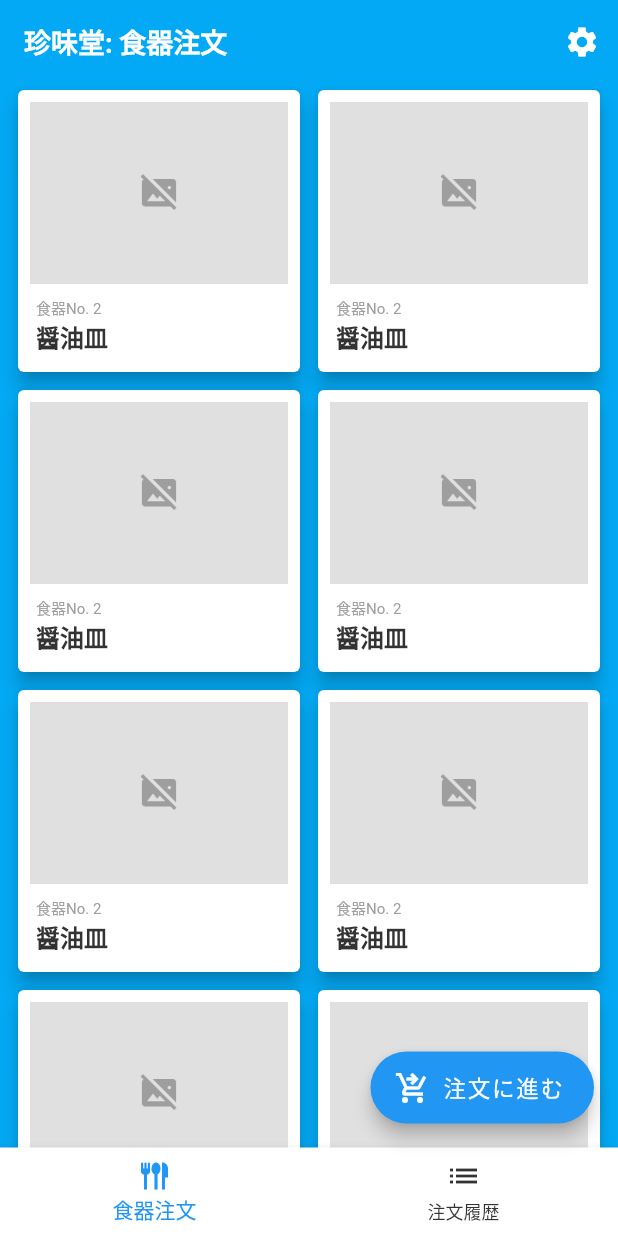
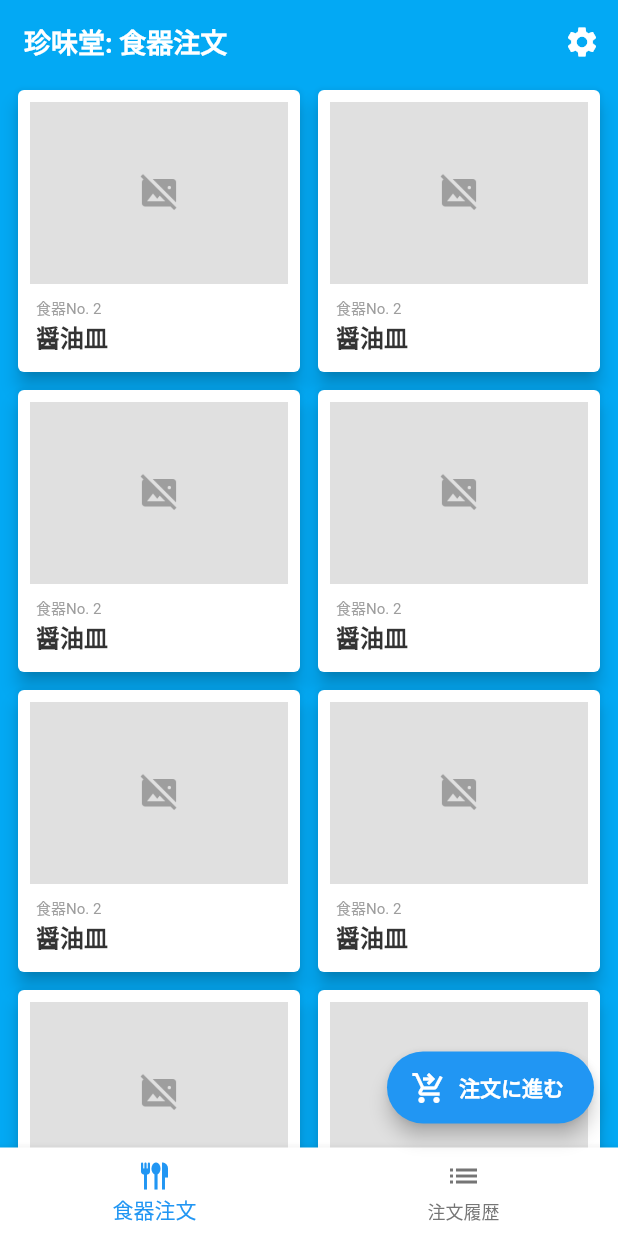
Before and after one commit to agora-creation/hirome_rental_shop_app, a Flutter app: the screen it shows after launch, on a phone screen of 412 x 824 dp. Run offline on Flutter 3.47's test engine with Material 2 defaults, Android fonts, the light colour scheme and no system bars; Roboto replaces fonts that are missing (SourceHanSansJP-Bold, SourceHanSansJP-Regular).

Commit message:
20230705 commit

```diff
--- a/lib/common/style.dart
+++ b/lib/common/style.dart
@@ -11,6 +11,7 @@ const kBaseColor = Color(0xFF03A9F4);
 const kWhiteColor = Color(0xFFFFFFFF);
 const kBlackColor = Color(0xFF333333);
 const kGreyColor = Color(0xFF9E9E9E);
+const kGrey2Color = Color(0xFF757575);
 const kRedColor = Color(0xFFF44336);
 const kBlueColor = Color(0xFF2196F3);
 const kLightBlueColor = Color(0xFF03A9F4);
@@ -43,11 +44,15 @@ ThemeData customTheme() {
       backgroundColor: kWhiteColor,
       elevation: 5,
       selectedItemColor: kBlueColor,
-      unselectedItemColor: kBlackColor,
+      unselectedItemColor: kGrey2Color,
     ),
     floatingActionButtonTheme: const FloatingActionButtonThemeData(
       backgroundColor: kBlueColor,
       elevation: 5,
+      extendedTextStyle: TextStyle(
+        fontWeight: FontWeight.bold,
+        fontFamily: 'SourceHanSansJP-Bold',
+      ),
     ),
     visualDensity: VisualDensity.adaptivePlatformDensity,
     unselectedWidgetColor: kWhiteColor,
--- /dev/null
+++ b/lib/screens/history.dart
@@ -0,0 +1,15 @@
+import 'package:flutter/material.dart';
+
+class HistoryScreen extends StatefulWidget {
+  const HistoryScreen({super.key});
+
+  @override
+  State<HistoryScreen> createState() => _HistoryScreenState();
+}
+
+class _HistoryScreenState extends State<HistoryScreen> {
+  @override
+  Widget build(BuildContext context) {
+    return Container();
+  }
+}
--- a/lib/screens/home.dart
+++ b/lib/screens/home.dart
@@ -1,5 +1,6 @@
 import 'package:flutter/material.dart';
-import 'package:hirome_rental_shop_app/widgets/custom_product_card.dart';
+import 'package:hirome_rental_shop_app/screens/history.dart';
+import 'package:hirome_rental_shop_app/screens/order.dart';
 
 class HomeScreen extends StatefulWidget {
   const HomeScreen({super.key});
@@ -10,13 +11,15 @@ class HomeScreen extends StatefulWidget {
 
 class _HomeScreenState extends State<HomeScreen> {
   int currentIndex = 0;
+  List<Widget> body = [const OrderScreen(), const HistoryScreen()];
+  List<String> bodyTitle = ['食器注文', '注文履歴'];
 
   @override
   Widget build(BuildContext context) {
     return Scaffold(
       appBar: AppBar(
         automaticallyImplyLeading: false,
-        title: const Text('珍味堂: 食器注文'),
+        title: Text('珍味堂: ${bodyTitle[currentIndex]}'),
         actions: [
           IconButton(
             onPressed: () {},
@@ -24,20 +27,7 @@ class _HomeScreenState extends State<HomeScreen> {
           ),
         ],
       ),
-      body: GridView.builder(
-        gridDelegate: const SliverGridDelegateWithFixedCrossAxisCount(
-          crossAxisCount: 2,
-          childAspectRatio: 1,
-          crossAxisSpacing: 4,
-          mainAxisSpacing: 4,
-        ),
-        shrinkWrap: true,
-        padding: const EdgeInsets.symmetric(horizontal: 8),
-        itemCount: 30,
-        itemBuilder: (ctx, i) {
-          return const CustomProductCard();
-        },
-      ),
+      body: body[currentIndex],
       floatingActionButton: FloatingActionButton.extended(
         onPressed: () {},
         label: const Text('注文に進む'),
--- /dev/null
+++ b/lib/screens/order.dart
@@ -0,0 +1,29 @@
+import 'package:flutter/material.dart';
+import 'package:hirome_rental_shop_app/widgets/custom_product_card.dart';
+
+class OrderScreen extends StatefulWidget {
+  const OrderScreen({super.key});
+
+  @override
+  State<OrderScreen> createState() => _OrderScreenState();
+}
+
+class _OrderScreenState extends State<OrderScreen> {
+  @override
+  Widget build(BuildContext context) {
+    return GridView.builder(
+      gridDelegate: const SliverGridDelegateWithFixedCrossAxisCount(
+        crossAxisCount: 2,
+        childAspectRatio: 1,
+        crossAxisSpacing: 4,
+        mainAxisSpacing: 4,
+      ),
+      shrinkWrap: true,
+      padding: const EdgeInsets.symmetric(horizontal: 8),
+      itemCount: 30,
+      itemBuilder: (ctx, i) {
+        return const CustomProductCard();
+      },
+    );
+  }
+}
```
